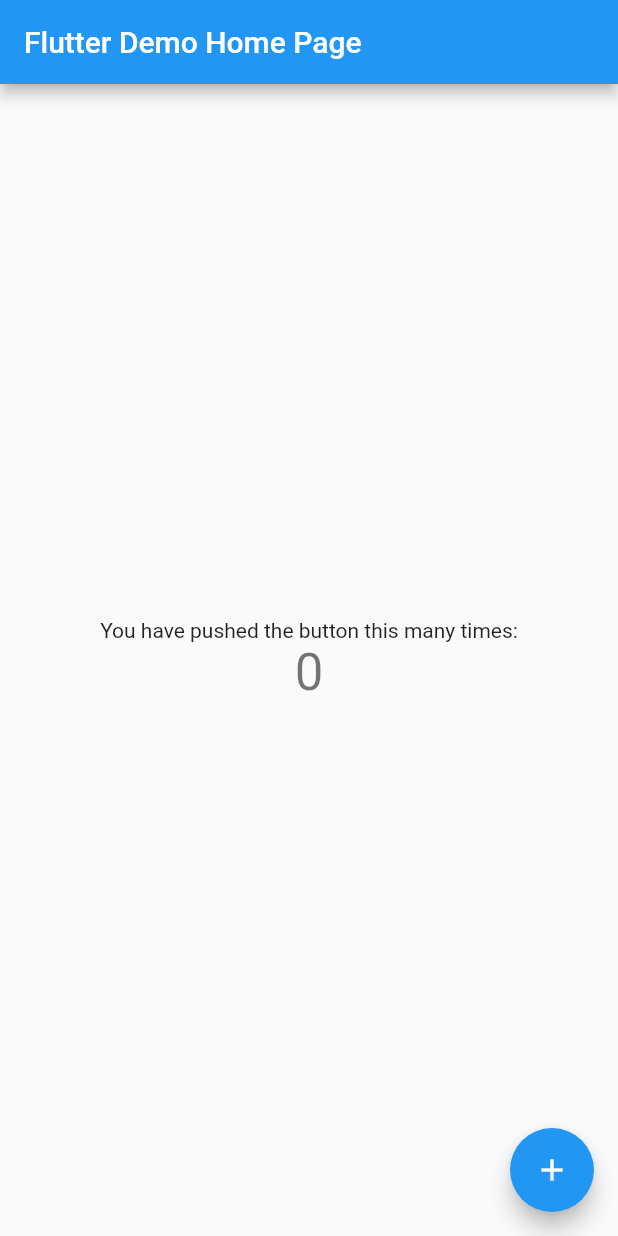
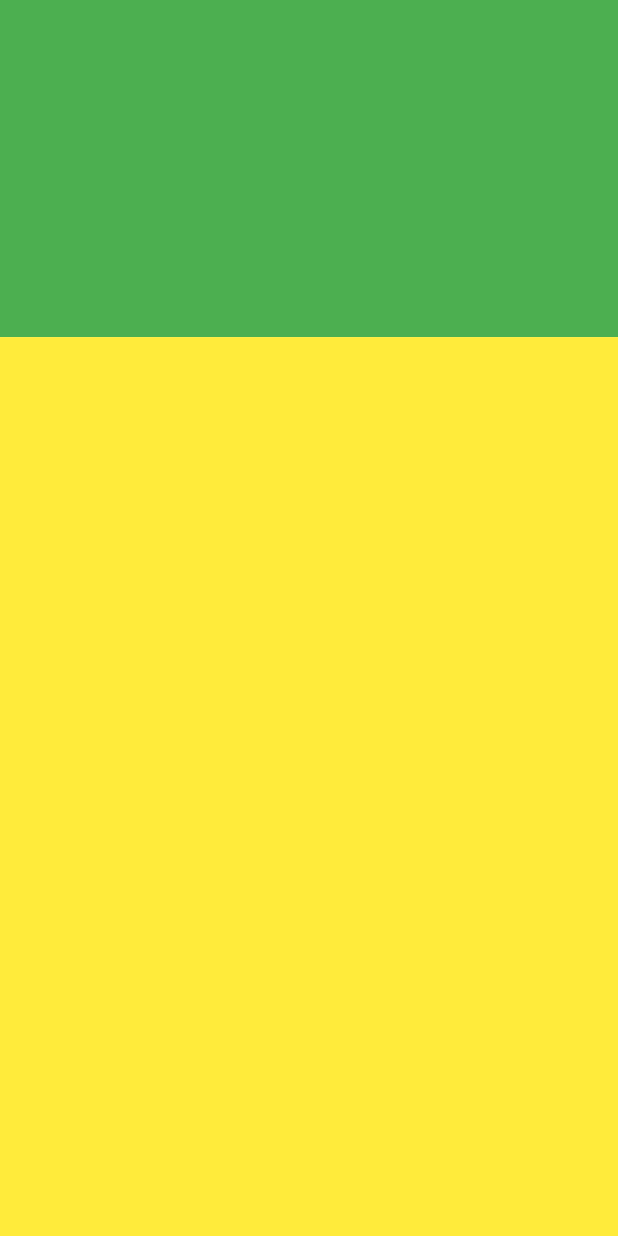
Before and after one commit to Inpsyt/Meeting-Inpsyt, a Flutter app: the screen it shows after launch, on a phone screen of 412 x 824 dp. Run offline on Flutter 3.47's test engine with Material 2 defaults, Android fonts, the phone set to English and light mode, and no system bars.

Commit message:
Model, View 분리
모델먼저

```diff
--- a/lib/main.dart
+++ b/lib/main.dart
@@ -1,117 +1,13 @@
 import 'package:flutter/material.dart';
+import 'package:flutter_app3/views/screen_meetingrooms.dart';
 
-void main() {
-  runApp(MyApp());
-}
+void main() => runApp(MyApp());
 
 class MyApp extends StatelessWidget {
-  // This widget is the root of your application.
   @override
   Widget build(BuildContext context) {
     return MaterialApp(
-      title: 'Flutter Demo',
-      theme: ThemeData(
-        // This is the theme of your application.
-        //
-        // Try running your application with "flutter run". You'll see the
-        // application has a blue toolbar. Then, without quitting the app, try
-        // changing the primarySwatch below to Colors.green and then invoke
-        // "hot reload" (press "r" in the console where you ran "flutter run",
-        // or simply save your changes to "hot reload" in a Flutter IDE).
-        // Notice that the counter didn't reset back to zero; the application
-        // is not restarted.
-        primarySwatch: Colors.blue,
-        // This makes the visual density adapt to the platform that you run
-        // the app on. For desktop platforms, the controls will be smaller and
-        // closer together (more dense) than on mobile platforms.
-        visualDensity: VisualDensity.adaptivePlatformDensity,
-      ),
-      home: MyHomePage(title: 'Flutter Demo Home Page'),
+      home: ScreenMeetingRooms(),
     );
   }
 }
-
-class MyHomePage extends StatefulWidget {
-  MyHomePage({Key key, this.title}) : super(key: key);
-
-  // This widget is the home page of your application. It is stateful, meaning
-  // that it has a State object (defined below) that contains fields that affect
-  // how it looks.
-
-  // This class is the configuration for the state. It holds the values (in this
-  // case the title) provided by the parent (in this case the App widget) and
-  // used by the build method of the State. Fields in a Widget subclass are
-  // always marked "final".
-
-  final String title;
-
-  @override
-  _MyHomePageState createState() => _MyHomePageState();
-}
-
-class _MyHomePageState extends State<MyHomePage> {
-  int _counter = 0;
-
-  void _incrementCounter() {
-    setState(() {
-      // This call to setState tells the Flutter framework that something has
-      // changed in this State, which causes it to rerun the build method below
-      // so that the display can reflect the updated values. If we changed
-      // _counter without calling setState(), then the build method would not be
-      // called again, and so nothing would appear to happen.
-      _counter++;
-    });
-  }
-
-  @override
-  Widget build(BuildContext context) {
-    // This method is rerun every time setState is called, for instance as done
-    // by the _incrementCounter method above.
-    //
-    // The Flutter framework has been optimized to make rerunning build methods
-    // fast, so that you can just rebuild anything that needs updating rather
-    // than having to individually change instances of widgets.
-    return Scaffold(
-      appBar: AppBar(
-        // Here we take the value from the MyHomePage object that was created by
-        // the App.build method, and use it to set our appbar title.
-        title: Text(widget.title),
-      ),
-      body: Center(
-        // Center is a layout widget. It takes a single child and positions it
-        // in the middle of the parent.
-        child: Column(
-          // Column is also a layout widget. It takes a list of children and
-          // arranges them vertically. By default, it sizes itself to fit its
-          // children horizontally, and tries to be as tall as its parent.
-          //
-          // Invoke "debug painting" (press "p" in the console, choose the
-          // "Toggle Debug Paint" action from the Flutter Inspector in Android
-          // Studio, or the "Toggle Debug Paint" command in Visual Studio Code)
-          // to see the wireframe for each widget.
-          //
-          // Column has various properties to control how it sizes itself and
-          // how it positions its children. Here we use mainAxisAlignment to
-          // center the children vertically; the main axis here is the vertical
-          // axis because Columns are vertical (the cross axis would be
-          // horizontal).
-          mainAxisAlignment: MainAxisAlignment.center,
-          children: <Widget>[
-            Text(
-              'You have pushed the button this many times:',
-            ),
-            Text(
-              '$_counter',
-              style: Theme.of(context).textTheme.headline4,
-            ),
-          ],
-        ),
-      ),
-      floatingActionButton: FloatingActionButton(
-        onPressed: _incrementCounter,
-        tooltip: 'Increment',
-        child: Icon(Icons.add),
-      ), // This trailing comma makes auto-formatting nicer for build methods.
-    );
-  }
-}
--- /dev/null
+++ b/lib/views/screen_meetingrooms.dart
@@ -0,0 +1,31 @@
+import 'package:flutter/material.dart';
+
+class ScreenMeetingRooms extends StatefulWidget {
+  @override
+  _ScreenMeetingRoomsState createState() => _ScreenMeetingRoomsState();
+}
+
+class _ScreenMeetingRoomsState extends State<ScreenMeetingRooms> {
+  @override
+  Widget build(BuildContext context) {
+    return Scaffold(
+      body: Column(
+        children: [
+          Expanded(
+            flex: 3,
+            child: Container(
+              height: 400,
+              color: Colors.green,
+            ),
+          ),
+          Expanded(
+            flex: 8,
+            child: Container(
+              color: Colors.yellow,
+            ),
+          )
+        ],
+      ),
+    );
+  }
+}
```
Also changed, not shown: lib/views/screen_test.dart (added, +46 -0 lines), pubspec.lock, 1 other file.
